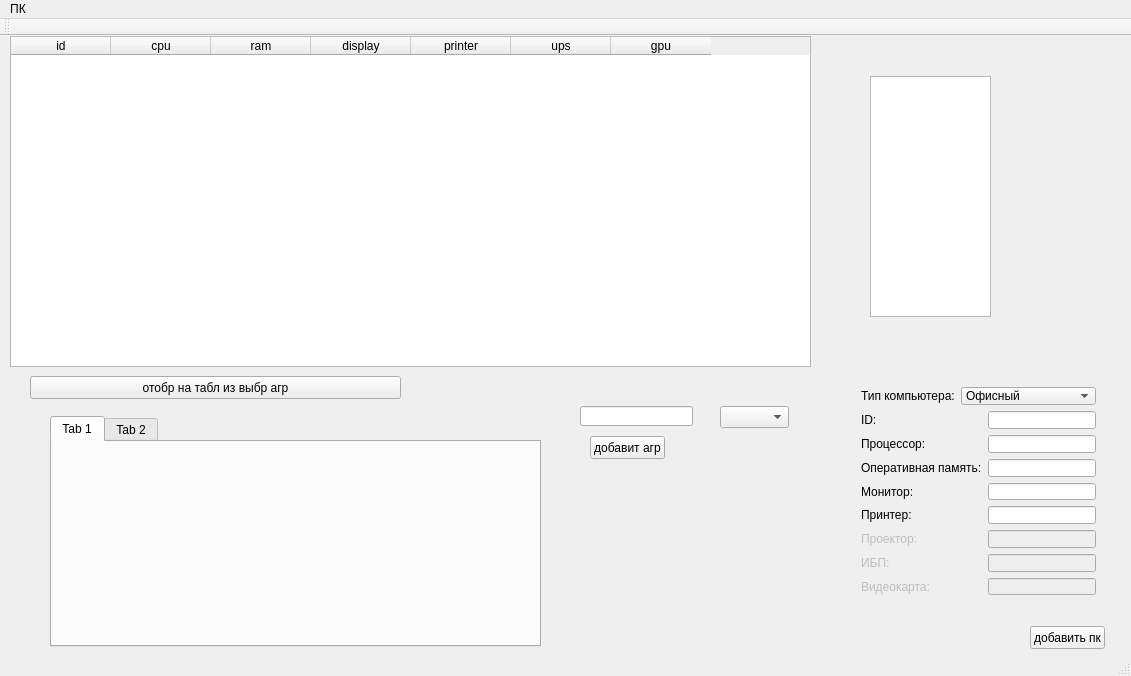
Qt form mainwindow.ui (chalexyur/sadb) before a commit.
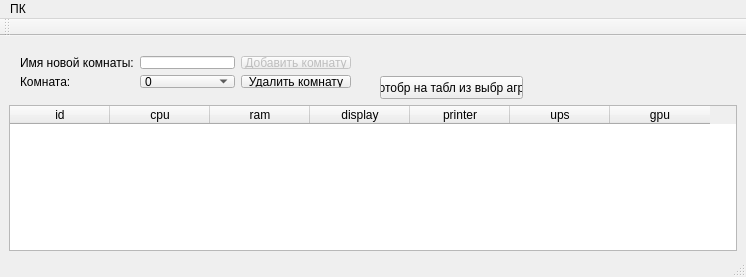
The same form after that commit. Icons and pictures are not drawn.

```diff
--- a/mainwindow.ui
+++ b/mainwindow.ui
@@ -6,8 +6,8 @@
    <rect>
     <x>0</x>
     <y>0</y>
-    <width>1131</width>
-    <height>676</height>
+    <width>746</width>
+    <height>277</height>
    </rect>
   </property>
   <property name="windowTitle">
@@ -21,23 +21,13 @@
    <locale language="Russian" country="Russia"/>
   </property>
   <widget class="QWidget" name="centralWidget">
-   <widget class="QTreeView" name="treeView">
-    <property name="geometry">
-     <rect>
-      <x>870</x>
-      <y>40</y>
-      <width>121</width>
-      <height>241</height>
-     </rect>
-    </property>
-   </widget>
    <widget class="QTableWidget" name="table">
     <property name="geometry">
      <rect>
-      <x>10</x>
-      <y>0</y>
-      <width>801</width>
-      <height>331</height>
+      <x>9</x>
+      <y>69</y>
+      <width>728</width>
+      <height>146</height>
      </rect>
     </property>
     <property name="sortingEnabled">
@@ -79,324 +69,81 @@
      </property>
     </column>
    </widget>
-   <widget class="QPushButton" name="pushButton">
+   <widget class="QPushButton" name="pushButton_2">
     <property name="geometry">
      <rect>
-      <x>1030</x>
-      <y>590</y>
-      <width>75</width>
+      <x>380</x>
+      <y>40</y>
+      <width>143</width>
       <height>23</height>
      </rect>
     </property>
     <property name="text">
-     <string>добавить пк</string>
+     <string>отобр на табл из выбр агр</string>
     </property>
    </widget>
-   <widget class="QWidget" name="layoutWidget">
+   <widget class="QWidget" name="">
     <property name="geometry">
      <rect>
-      <x>850</x>
-      <y>340</y>
-      <width>257</width>
-      <height>230</height>
+      <x>9</x>
+      <y>9</y>
+      <width>353</width>
+      <height>54</height>
      </rect>
     </property>
     <layout class="QGridLayout" name="gridLayout">
      <item row="0" column="0">
       <widget class="QLabel" name="label">
        <property name="text">
-        <string>Тип компьютера:</string>
+        <string>Имя новой комнаты:</string>
        </property>
       </widget>
      </item>
-     <item row="0" column="1" colspan="2">
-      <widget class="QComboBox" name="comboBox">
-       <property name="minimumSize">
-        <size>
-         <width>0</width>
-         <height>0</height>
-        </size>
+     <item row="0" column="1">
+      <widget class="QLineEdit" name="newRoomLE"/>
+     </item>
+     <item row="0" column="2">
+      <widget class="QPushButton" name="addRoomBtn">
+       <property name="enabled">
+        <bool>false</bool>
        </property>
-       <property name="baseSize">
-        <size>
-         <width>0</width>
-         <height>0</height>
-        </size>
+       <property name="text">
+        <string>Добавить комнату</string>
        </property>
-       <item>
-        <property name="text">
-         <string>Офисный</string>
-        </property>
-       </item>
-       <item>
-        <property name="text">
-         <string>Лекционный</string>
-        </property>
-       </item>
-       <item>
-        <property name="text">
-         <string>Для программирования</string>
-        </property>
-       </item>
-       <item>
-        <property name="text">
-         <string>Для графики</string>
-        </property>
-       </item>
-       <item>
-        <property name="text">
-         <string>Сервер</string>
-        </property>
-       </item>
       </widget>
      </item>
      <item row="1" column="0">
       <widget class="QLabel" name="label_2">
-       <property name="enabled">
-        <bool>true</bool>
-       </property>
        <property name="text">
-        <string>ID:</string>
+        <string>Комната:</string>
        </property>
-       <property name="buddy">
-        <cstring>lineEditId</cstring>
-       </property>
+      </widget>
+     </item>
+     <item row="1" column="1">
+      <widget class="QComboBox" name="roomCB">
+       <item>
+        <property name="text">
+         <string>0</string>
+        </property>
+       </item>
       </widget>
      </item>
      <item row="1" column="2">
-      <widget class="QLineEdit" name="lineEditId">
-       <property name="enabled">
-        <bool>true</bool>
-       </property>
-       <property name="inputMask">
-        <string/>
-       </property>
+      <widget class="QPushButton" name="delRoomBtn">
        <property name="text">
-        <string/>
-       </property>
-       <property name="readOnly">
-        <bool>true</bool>
-       </property>
-       <property name="clearButtonEnabled">
-        <bool>false</bool>
-       </property>
-      </widget>
-     </item>
-     <item row="2" column="0">
-      <widget class="QLabel" name="label_3">
-       <property name="enabled">
-        <bool>true</bool>
-       </property>
-       <property name="text">
-        <string>Процессор:</string>
-       </property>
-       <property name="buddy">
-        <cstring>ui-&gt;lineEditCpu</cstring>
-       </property>
-      </widget>
-     </item>
-     <item row="2" column="2">
-      <widget class="QLineEdit" name="lineEditCpu">
-       <property name="enabled">
-        <bool>true</bool>
-       </property>
-       <property name="inputMask">
-        <string/>
-       </property>
-       <property name="text">
-        <string/>
-       </property>
-      </widget>
-     </item>
-     <item row="3" column="0" colspan="2">
-      <widget class="QLabel" name="label_4">
-       <property name="enabled">
-        <bool>true</bool>
-       </property>
-       <property name="text">
-        <string>Оперативная память:</string>
-       </property>
-      </widget>
-     </item>
-     <item row="3" column="2">
-      <widget class="QLineEdit" name="lineEditRam">
-       <property name="enabled">
-        <bool>true</bool>
-       </property>
-       <property name="inputMask">
-        <string/>
-       </property>
-       <property name="text">
-        <string/>
-       </property>
-      </widget>
-     </item>
-     <item row="4" column="0">
-      <widget class="QLabel" name="label_5">
-       <property name="enabled">
-        <bool>true</bool>
-       </property>
-       <property name="text">
-        <string>Монитор:</string>
-       </property>
-      </widget>
-     </item>
-     <item row="5" column="0">
-      <widget class="QLabel" name="label_6">
-       <property name="enabled">
-        <bool>true</bool>
-       </property>
-       <property name="text">
-        <string>Принтер:</string>
-       </property>
-      </widget>
-     </item>
-     <item row="5" column="2">
-      <widget class="QLineEdit" name="lineEditPrinter">
-       <property name="enabled">
-        <bool>true</bool>
-       </property>
-       <property name="text">
-        <string/>
-       </property>
-      </widget>
-     </item>
-     <item row="6" column="0">
-      <widget class="QLabel" name="label_7">
-       <property name="enabled">
-        <bool>false</bool>
-       </property>
-       <property name="text">
-        <string>Проектор:</string>
-       </property>
-      </widget>
-     </item>
-     <item row="6" column="2">
-      <widget class="QLineEdit" name="lineEditProjector">
-       <property name="enabled">
-        <bool>false</bool>
-       </property>
-      </widget>
-     </item>
-     <item row="7" column="0">
-      <widget class="QLabel" name="label_8">
-       <property name="enabled">
-        <bool>false</bool>
-       </property>
-       <property name="text">
-        <string>ИБП:</string>
-       </property>
-      </widget>
-     </item>
-     <item row="7" column="2">
-      <widget class="QLineEdit" name="lineEditUps">
-       <property name="enabled">
-        <bool>false</bool>
-       </property>
-      </widget>
-     </item>
-     <item row="8" column="0">
-      <widget class="QLabel" name="label_9">
-       <property name="enabled">
-        <bool>false</bool>
-       </property>
-       <property name="text">
-        <string>Видеокарта:</string>
-       </property>
-      </widget>
-     </item>
-     <item row="8" column="2">
-      <widget class="QLineEdit" name="lineEditGpu">
-       <property name="enabled">
-        <bool>false</bool>
-       </property>
-      </widget>
-     </item>
-     <item row="4" column="2">
-      <widget class="QLineEdit" name="lineEditDisplay">
-       <property name="enabled">
-        <bool>true</bool>
-       </property>
-       <property name="text">
-        <string/>
+        <string>Удалить комнату</string>
        </property>
       </widget>
      </item>
     </layout>
    </widget>
-   <widget class="QPushButton" name="pushButton_2">
-    <property name="geometry">
-     <rect>
-      <x>30</x>
-      <y>340</y>
-      <width>371</width>
-      <height>23</height>
-     </rect>
-    </property>
-    <property name="text">
-     <string>отобр на табл из выбр агр</string>
-    </property>
-   </widget>
-   <widget class="QComboBox" name="ag_cb">
-    <property name="geometry">
-     <rect>
-      <x>720</x>
-      <y>370</y>
-      <width>69</width>
-      <height>22</height>
-     </rect>
-    </property>
-   </widget>
-   <widget class="QLineEdit" name="lineEdit">
-    <property name="geometry">
-     <rect>
-      <x>580</x>
-      <y>370</y>
-      <width>113</width>
-      <height>20</height>
-     </rect>
-    </property>
-   </widget>
-   <widget class="QPushButton" name="pushButton_3">
-    <property name="geometry">
-     <rect>
-      <x>590</x>
-      <y>400</y>
-      <width>75</width>
-      <height>23</height>
-     </rect>
-    </property>
-    <property name="text">
-     <string>добавит агр</string>
-    </property>
-   </widget>
-   <widget class="QTabWidget" name="tabWidget">
-    <property name="geometry">
-     <rect>
-      <x>50</x>
-      <y>380</y>
-      <width>491</width>
-      <height>231</height>
-     </rect>
-    </property>
-    <widget class="QWidget" name="tab">
-     <attribute name="title">
-      <string>Tab 1</string>
-     </attribute>
-    </widget>
-    <widget class="QWidget" name="tab_2">
-     <attribute name="title">
-      <string>Tab 2</string>
-     </attribute>
-    </widget>
-   </widget>
   </widget>
   <widget class="QMenuBar" name="menuBar">
    <property name="geometry">
     <rect>
      <x>0</x>
      <y>0</y>
-     <width>1131</width>
+     <width>746</width>
      <height>21</height>
     </rect>
    </property>
```
